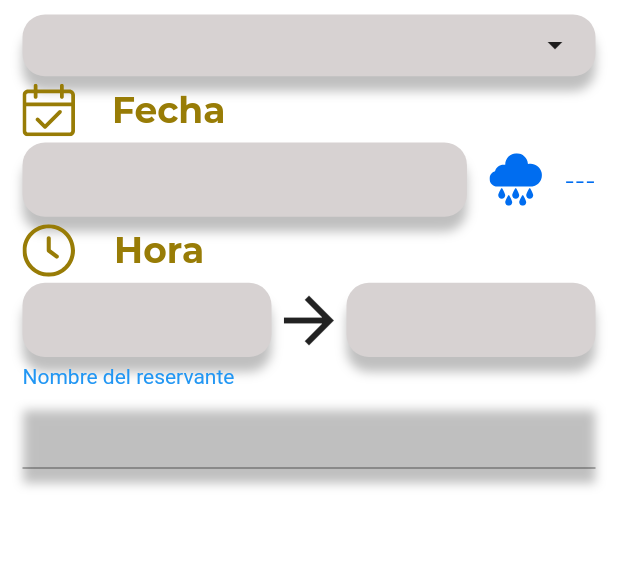
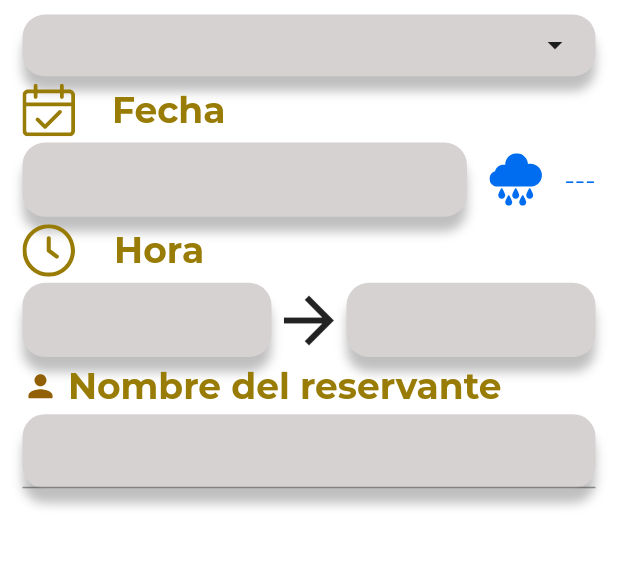
Before and after one commit to SilvioArzeno/Cancha-app, a Flutter app: the ReservationForm screen opened by its route, on a phone screen of 412 x 824 dp, the part 323-891 px from its top. Run offline on Flutter 3.47's test engine with Material 2 defaults, Android fonts, the phone set to English and light mode, and no system bars; our stand-ins replace flutter_svg, shared_preferences; missing offline and left inert: flutter_cupertino_date_picker; accounts and stored records are empty; project files that could hold a hidden picture were left out.

Commit message:
Changes scroll issue and TextStyle on Custom Input for Reserver Name

```diff
--- a/cancha_app/lib/components/custom_dropdown.dart
+++ b/cancha_app/lib/components/custom_dropdown.dart
@@ -41,7 +41,6 @@ class _CustomDropdownState extends State<CustomDropdown> {
   int selectedIndex;
   @override
   void initState() {
-    // TODO: implement initState
     super.initState();
     currentItem = widget.selectedItem;
     selectedIndex = 0;
--- a/cancha_app/lib/components/custom_input.dart
+++ b/cancha_app/lib/components/custom_input.dart
@@ -34,7 +34,7 @@ class CustomInput extends StatelessWidget {
   final String text;
   final bool isPassword;
   final Color textColor;
-  final TextDecoration textDecoration;
+  final TextStyle textDecoration;
   final TextInputType keyboardType;
   final double inputHeight;
   final double inputWidth;
@@ -74,6 +74,8 @@ class CustomInput extends StatelessWidget {
                   color: Color(0x40000000),
                 )
               ],
+              color: Color(0xFFD7D2D2),
+              borderRadius: BorderRadius.circular(15),
             ),
             height: inputHeight ?? currentScreen.height * 0.06,
             child: TextFormField(
--- a/cancha_app/lib/components/custom_timepicker.dart
+++ b/cancha_app/lib/components/custom_timepicker.dart
@@ -14,7 +14,6 @@
 
 import 'package:flutter/cupertino.dart';
 import 'package:flutter/material.dart';
-import 'package:flutter_cupertino_date_picker/flutter_cupertino_date_picker.dart';
 import 'package:flutter_svg/svg.dart';
 import 'package:intl/intl.dart';
 
--- a/cancha_app/lib/models/reservation.dart
+++ b/cancha_app/lib/models/reservation.dart
@@ -1,5 +1,4 @@
 import 'package:flutter/material.dart';
-import 'package:provider/provider.dart';
 
 class Reservation extends ChangeNotifier {
   final String reservationName;
--- a/cancha_app/lib/views/home_page/home_page.dart
+++ b/cancha_app/lib/views/home_page/home_page.dart
@@ -5,7 +5,6 @@ import 'package:cancha_app/components/main_app_bar.dart';
 import 'package:cancha_app/models/reservation.dart';
 import 'package:cancha_app/views/reservation_form/reservation_form.dart';
 import 'package:flutter/material.dart';
-import 'package:flutter_svg/flutter_svg.dart';
 import 'package:shared_preferences/shared_preferences.dart';
 
 class HomePage extends StatefulWidget {
--- a/cancha_app/lib/views/reservation_form/reservation_form.dart
+++ b/cancha_app/lib/views/reservation_form/reservation_form.dart
@@ -4,7 +4,6 @@ import 'package:cancha_app/components/custom_input.dart';
 import 'package:cancha_app/components/custom_timepicker.dart';
 import 'package:cancha_app/components/form_app_bar.dart';
 import 'package:flutter/material.dart';
-import 'package:flutter_svg/flutter_svg.dart';
 
 class ReservationForm extends StatefulWidget {
   ReservationForm({Key key}) : super(key: key);
@@ -24,6 +23,7 @@ class _ReservationFormState extends State<ReservationForm> {
       appBar: FormAppBar(),
       body: Padding(
         padding: const EdgeInsets.all(15),
+        child: SingleChildScrollView(
           child: Column(
             children: [
               CustomDropdown(
@@ -51,8 +51,17 @@ class _ReservationFormState extends State<ReservationForm> {
                       fontSize: 24,
                       fontWeight: FontWeight.bold,
                       color: Color(0xFF987C06))),
-            CustomInput(text: "Nombre del reservante")
+              CustomInput(
+                text: "Nombre del reservante",
+                icon: "person.svg",
+                textDecoration: TextStyle(
+                    fontFamily: "Montserrat",
+                    fontSize: 24,
+                    fontWeight: FontWeight.bold,
+                    color: Color(0xFF987C06)),
+              )
             ],
+          ),
         ),
       ),
     );
```
Also changed, not shown: cancha_app/lib/resources/images/icons/person.svg (added). Lines whose indentation alone changed are shown as unchanged.
